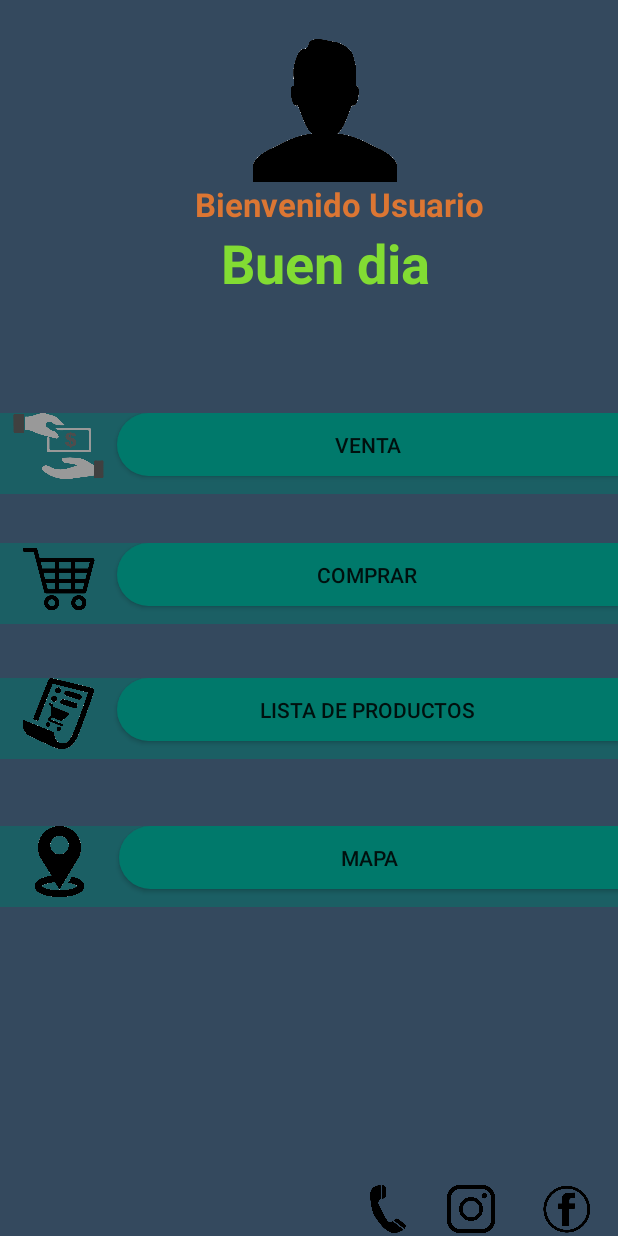
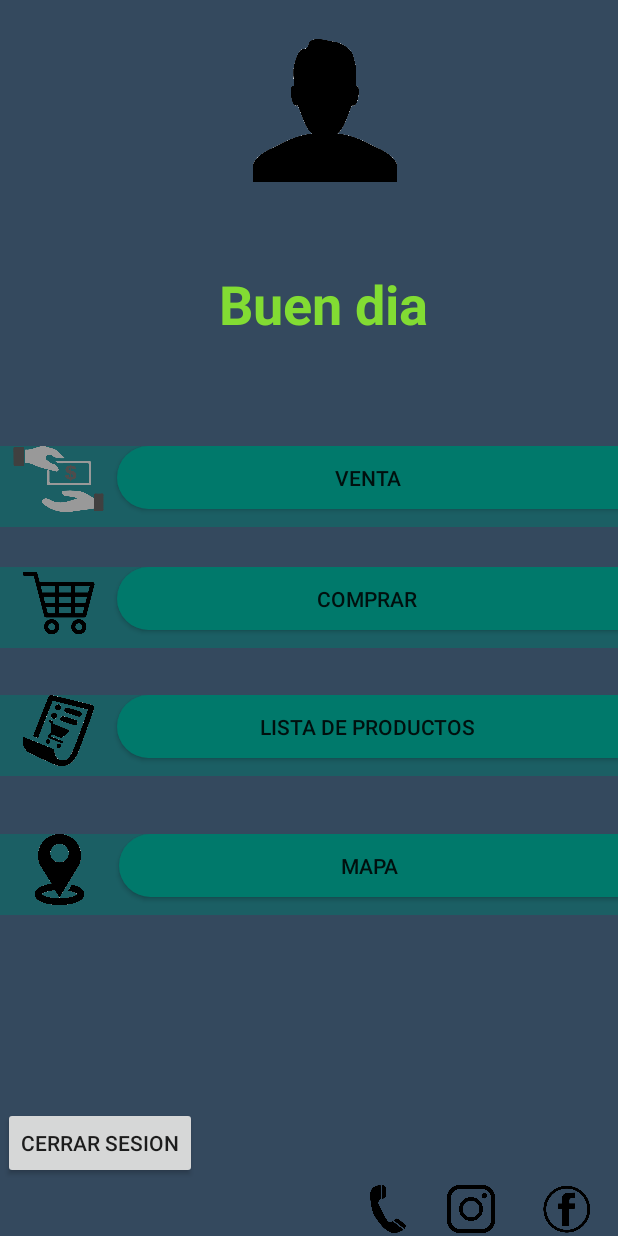
Before and after one commit to GwynHB/PruebaPantallas1, an Android app: the MainActivity2 screen opened directly, with no data from a screen before it, on a phone screen of 412 x 824 dp. Run offline under Robolectric (Android 15) with nearby library versions, the phone set to English and light mode, and no system bars; our stand-ins replace Firebase (no records; nobody signed in at launch, a user with empty details on screens opened directly).

Commit message:
actualizacion 4

```diff
--- a/app/build.gradle
+++ b/app/build.gradle
@@ -30,6 +30,9 @@ android {
     kotlinOptions {
         jvmTarget = '1.8'
     }
+    buildFeatures{
+        viewBinding = true
+    }
 }
 
 dependencies {
--- a/app/src/main/java/cl/gwyn/pruebapantallas1/MainActivity2.kt
+++ b/app/src/main/java/cl/gwyn/pruebapantallas1/MainActivity2.kt
@@ -4,6 +4,9 @@ import android.content.Intent
 import androidx.appcompat.app.AppCompatActivity
 import android.os.Bundle
 import android.widget.Button
+import android.widget.EditText
+import android.widget.TextView
+import com.google.firebase.auth.FirebaseAuth
 
 class MainActivity2 : AppCompatActivity() {
     override fun onCreate(savedInstanceState: Bundle?) {
@@ -35,6 +38,22 @@ class MainActivity2 : AppCompatActivity() {
             val intent: Intent= Intent(this, Mapa::class.java)
             startActivity(intent)
         }
+        //setup
+        val bundle=  intent.extras
+        val email =bundle?.getString("email")
+        setup(email ?: "")
+    }
+    private fun setup(email:String){
+        title ="Inicio"
+        val txview: TextView = findViewById(R.id.emailtexview)
+        txview.text = email
+        val btncer : Button =findViewById(R.id.buttoncer)
+        btncer.setOnClickListener {
+            FirebaseAuth.getInstance().signOut()
+            onBackPressed()
+        }
+
+
 
     }
 }
--- a/app/src/main/res/layout/activity_main2.xml
+++ b/app/src/main/res/layout/activity_main2.xml
@@ -122,33 +122,20 @@
     </LinearLayout>
 
     <TextView
-        android:id="@+id/textView"
-        android:layout_width="wrap_content"
-        android:layout_height="wrap_content"
-        android:layout_marginStart="130dp"
-        android:layout_marginEnd="89dp"
-        android:text="Bienvenido Usuario"
-        android:textColor="#DC7633"
-        android:textSize="22sp"
-        android:textStyle="bold"
-        app:layout_constraintBottom_toTopOf="@+id/textView2"
-        app:layout_constraintEnd_toEndOf="parent"
-        app:layout_constraintStart_toStartOf="parent"
-        app:layout_constraintTop_toBottomOf="@+id/imageView2" />
-
-    <TextView
         android:id="@+id/textView2"
         android:layout_width="wrap_content"
         android:layout_height="wrap_content"
         android:layout_marginStart="146dp"
+        android:layout_marginTop="35dp"
         android:layout_marginEnd="124dp"
         android:text="Buen dia"
         android:textColor="#82DC33"
         android:textSize="36sp"
         android:textStyle="bold"
         app:layout_constraintEnd_toEndOf="parent"
+        app:layout_constraintHorizontal_bias="0.0"
         app:layout_constraintStart_toStartOf="parent"
-        app:layout_constraintTop_toBottomOf="@+id/textView" />
+        app:layout_constraintTop_toBottomOf="@+id/emailtexview" />
 
     <ImageView
         android:id="@+id/imageView2"
@@ -157,7 +144,6 @@
         android:layout_marginStart="110dp"
         android:layout_marginTop="26dp"
         android:layout_marginEnd="89dp"
-        app:layout_constraintBottom_toTopOf="@+id/textView"
         app:layout_constraintEnd_toEndOf="parent"
         app:layout_constraintStart_toStartOf="parent"
         app:layout_constraintTop_toTopOf="parent"
@@ -193,48 +179,32 @@
             android:layout_height="match_parent"
             app:srcCompat="@drawable/facebook" />
     </LinearLayout>
-    <![CDATA[
 
+    <TextView
+        android:id="@+id/emailtexview"
+        android:layout_width="255dp"
+        android:layout_height="21dp"
+        android:layout_marginStart="90dp"
+        android:layout_marginEnd="66dp"
+        android:text="Email"
+        android:textColor="#F8F8F8"
+        android:textColorHint="#1B1A1A"
+        app:layout_constraintEnd_toEndOf="parent"
+        app:layout_constraintStart_toStartOf="parent"
+        app:layout_constraintTop_toBottomOf="@+id/imageView2"
+        tools:ignore="MissingConstraints" />
 
+    <Button
+        android:id="@+id/buttoncer"
+        android:layout_width="wrap_content"
+        android:layout_height="wrap_content"
+        android:layout_marginStart="2dp"
+        android:layout_marginTop="128dp"
+        android:layout_marginEnd="144dp"
+        android:text="Cerrar Sesion"
+        app:layout_constraintEnd_toStartOf="@+id/lyiconos"
+        app:layout_constraintHorizontal_bias="0.0"
+        app:layout_constraintStart_toStartOf="parent"
+        app:layout_constraintTop_toBottomOf="@+id/lymapa" />
 
-
-
-
-
-
-
-
-
-
-
-
-
-
-
-
-
-
-
-
-
-
-
-
-
-    />
-
-
-
-
-
-
-
-
-
-
-
-
-
-
-]]>
 </androidx.constraintlayout.widget.ConstraintLayout>
```
Also changed, not shown: app/src/main/java/cl/gwyn/pruebapantallas1/MainActivity.kt (+74 -5 lines), app/src/main/java/cl/gwyn/pruebapantallas1/Registro.kt (deleted, +0 -51 lines), app/src/main/res/layout/activity_main.xml (+1 -11 lines), app/src/main/res/layout/activity_registro.xml (+5 -6 lines).
